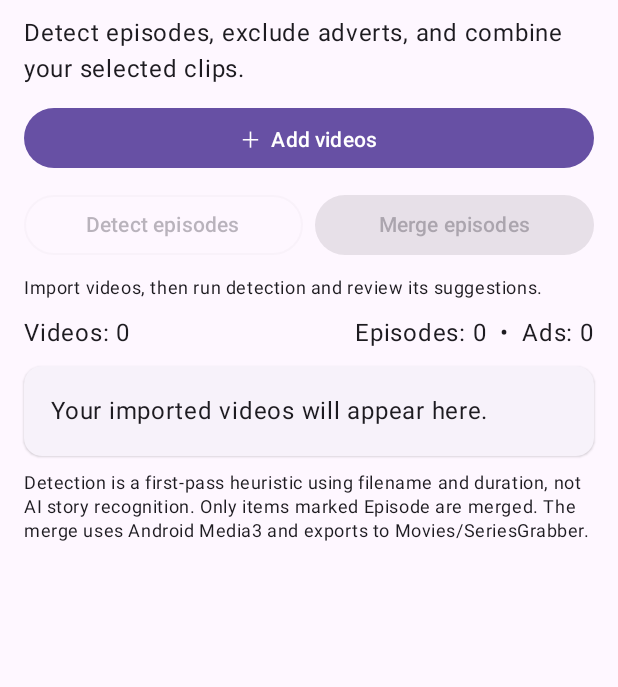
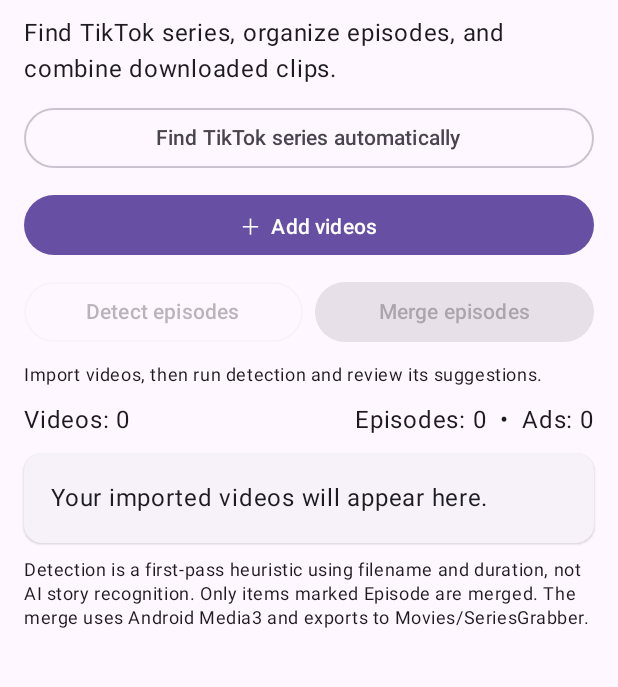
Before and after one commit to ghayas-lakis/SeriesGrabber, an Android app built with Jetpack Compose: the screen it shows after launch (MainActivity), on a phone screen of 412 x 824 dp, the part 78-765 px from its top. Run offline under Robolectric (Android 15) with nearby library versions, the phone set to English and light mode, and no system bars.

Commit message:
Add entry point for automatic TikTok discovery

```diff
--- a/app/src/main/java/com/seriesgrabber/app/MainActivity.kt
+++ b/app/src/main/java/com/seriesgrabber/app/MainActivity.kt
@@ -69,7 +69,8 @@ private fun SeriesGrabberScreen(readName: (Uri) -> String, retainAccess: (Uri) -
     Scaffold { padding ->
         Column(Modifier.fillMaxSize().padding(padding).padding(16.dp), verticalArrangement = Arrangement.spacedBy(10.dp)) {
             Text("SeriesGrabber", style = MaterialTheme.typography.headlineMedium, fontWeight = FontWeight.Bold)
-            Text("Detect episodes, exclude adverts, and combine your selected clips.")
+            Text("Find TikTok series, organize episodes, and combine downloaded clips.")
+            OutlinedButton(onClick = { context.startActivity(Intent(context, TikTokDiscoveryActivity::class.java)) }, modifier = Modifier.fillMaxWidth()) { Text("Find TikTok series automatically") }
             Button(onClick = { picker.launch(arrayOf("video/*")) }, modifier = Modifier.fillMaxWidth()) { Text("＋  Add videos") }
             Row(horizontalArrangement = Arrangement.spacedBy(8.dp), modifier = Modifier.fillMaxWidth()) {
                 OutlinedButton(enabled = videos.isNotEmpty() && !analyzing, onClick = {
```
